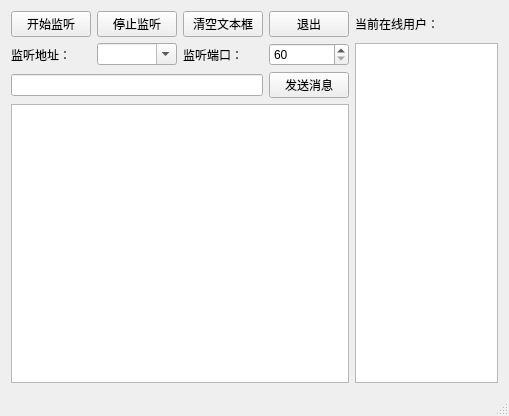
HuaGouFdog/FdogInstantMessaging, file Fdogser/mainwindow.ui: the form before one commit.
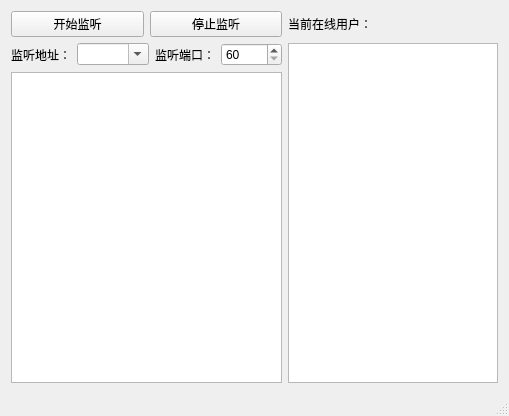
The form after the commit.

Diff of the .ui file:
```diff
--- a/Fdogser/mainwindow.ui
+++ b/Fdogser/mainwindow.ui
@@ -21,6 +21,24 @@
        <layout class="QVBoxLayout" name="verticalLayout_2">
         <item>
          <layout class="QGridLayout" name="gridLayout">
+          <item row="0" column="0">
+           <layout class="QHBoxLayout" name="horizontalLayout">
+            <item>
+             <widget class="QPushButton" name="pushButton">
+              <property name="text">
+               <string>开始监听</string>
+              </property>
+             </widget>
+            </item>
+            <item>
+             <widget class="QPushButton" name="pushButton_2">
+              <property name="text">
+               <string>停止监听</string>
+              </property>
+             </widget>
+            </item>
+           </layout>
+          </item>
           <item row="2" column="0">
            <layout class="QHBoxLayout" name="horizontalLayout_2">
             <item>
@@ -59,55 +77,16 @@
             </item>
            </layout>
           </item>
-          <item row="0" column="0">
-           <layout class="QHBoxLayout" name="horizontalLayout">
-            <item>
-             <widget class="QPushButton" name="pushButton">
-              <property name="text">
-               <string>开始监听</string>
-              </property>
-             </widget>
-            </item>
-            <item>
-             <widget class="QPushButton" name="pushButton_2">
-              <property name="text">
-               <string>停止监听</string>
-              </property>
-             </widget>
-            </item>
-            <item>
-             <widget class="QPushButton" name="pushButton_3">
-              <property name="text">
-               <string>清空文本框</string>
-              </property>
-             </widget>
-            </item>
-            <item>
-             <widget class="QPushButton" name="pushButton_4">
-              <property name="text">
-               <string>退出</string>
-              </property>
-             </widget>
-            </item>
-           </layout>
-          </item>
           <item row="3" column="0">
-           <layout class="QHBoxLayout" name="horizontalLayout_3">
-            <item>
-             <widget class="QLineEdit" name="lineEdit"/>
-            </item>
-            <item>
-             <widget class="QPushButton" name="pushButton_5">
-              <property name="text">
-               <string>发送消息</string>
-              </property>
-             </widget>
-            </item>
-           </layout>
-          </item>
-          <item row="4" column="0">
            <widget class="QPlainTextEdit" name="plainTextEdit"/>
           </item>
+          <item row="2" column="1" rowspan="2">
+           <layout class="QVBoxLayout" name="verticalLayout">
+            <item>
+             <widget class="QListWidget" name="listWidget"/>
+            </item>
+           </layout>
+          </item>
           <item row="0" column="1">
            <widget class="QLabel" name="label_3">
             <property name="text">
@@ -115,13 +94,6 @@
             </property>
            </widget>
           </item>
-          <item row="2" column="1" rowspan="3">
-           <layout class="QVBoxLayout" name="verticalLayout">
-            <item>
-             <widget class="QListWidget" name="listWidget"/>
-            </item>
-           </layout>
-          </item>
          </layout>
         </item>
        </layout>
```
